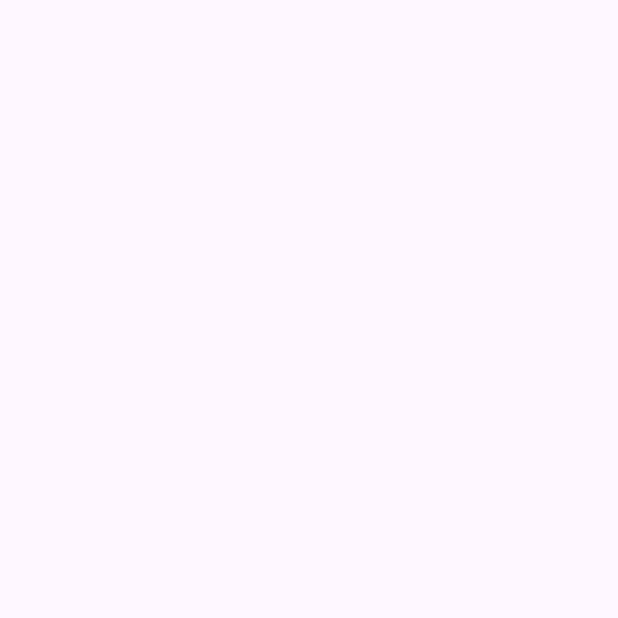
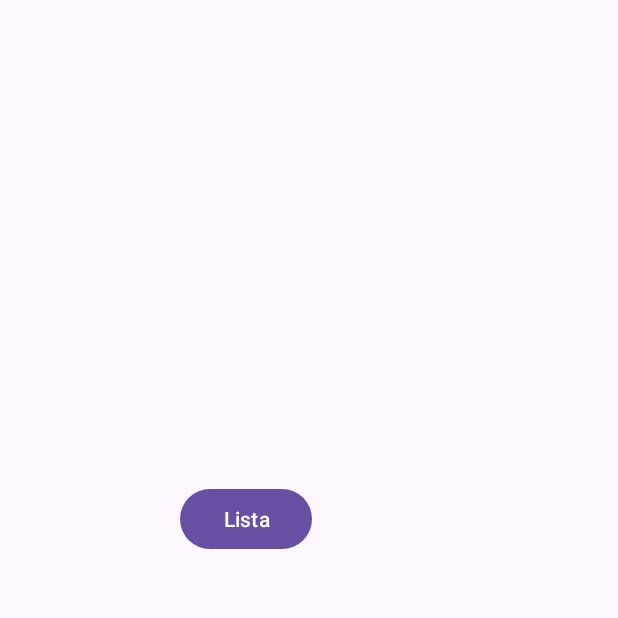
Before and after one commit to nataferreyra/MovieFan_app, an Android app: the pantallaPerfil screen opened directly, with no data from a screen before it, on a phone screen of 412 x 824 dp, the top half of it. Before the commit the part shown is empty. Run offline under Robolectric (Android 15) with nearby library versions, the light colour scheme and no system bars.

Commit message:
Version 0.8
Agg popup con su calculo al dolar tarjeta y boton al perfil

```diff
--- a/app/src/main/java/com/example/moviefan1/pantallaPerfil.java
+++ b/app/src/main/java/com/example/moviefan1/pantallaPerfil.java
@@ -2,7 +2,9 @@ package com.example.moviefan1;
 
 import androidx.appcompat.app.AppCompatActivity;
 
+import android.content.Intent;
 import android.os.Bundle;
+import android.widget.Button;
 
 public class pantallaPerfil extends AppCompatActivity {
 
@@ -10,5 +12,12 @@ public class pantallaPerfil extends AppCompatActivity {
     protected void onCreate(Bundle savedInstanceState) {
         super.onCreate(savedInstanceState);
         setContentView(R.layout.activity_pantalla_perfil);
+
+        Button listap=findViewById(R.id.perfillista);
+
+        listap.setOnClickListener(view -> {
+            Intent i=new Intent(pantallaPerfil.this, listas.class);
+            startActivity(i);
+        });
     }
 }
--- a/app/src/main/res/layout/activity_pantalla_perfil.xml
+++ b/app/src/main/res/layout/activity_pantalla_perfil.xml
@@ -6,4 +6,15 @@
     android:layout_height="match_parent"
     tools:context=".pantallaPerfil">
 
+    <Button
+        android:id="@+id/perfillista"
+        android:layout_width="wrap_content"
+        android:layout_height="wrap_content"
+        android:text="@string/Lista"
+        app:layout_constraintBottom_toBottomOf="parent"
+        app:layout_constraintEnd_toEndOf="parent"
+        app:layout_constraintHorizontal_bias="0.371"
+        app:layout_constraintStart_toStartOf="parent"
+        app:layout_constraintTop_toTopOf="parent"
+        app:layout_constraintVertical_bias="0.415" />
 </androidx.constraintlayout.widget.ConstraintLayout>
--- a/app/src/main/res/values/strings.xml
+++ b/app/src/main/res/values/strings.xml
@@ -5,5 +5,6 @@
     <string name="desc_ib_perfil">la foto de perfil del usuario</string>
     <string name="botonAniadirLista">boton para aniadir pelicula a una lista</string>
     <string name="ibPlataformaDispo">Plataforma en la que se encuentra disponible</string>
+    <string name="Lista">Lista</string>
 
 </resources>
```
Also changed, not shown: app/src/main/java/com/example/moviefan1/MainActivity.java (+37 -0 lines), app/src/main/java/com/example/moviefan1/popUpCreador.java (added, +75 -0 lines).
